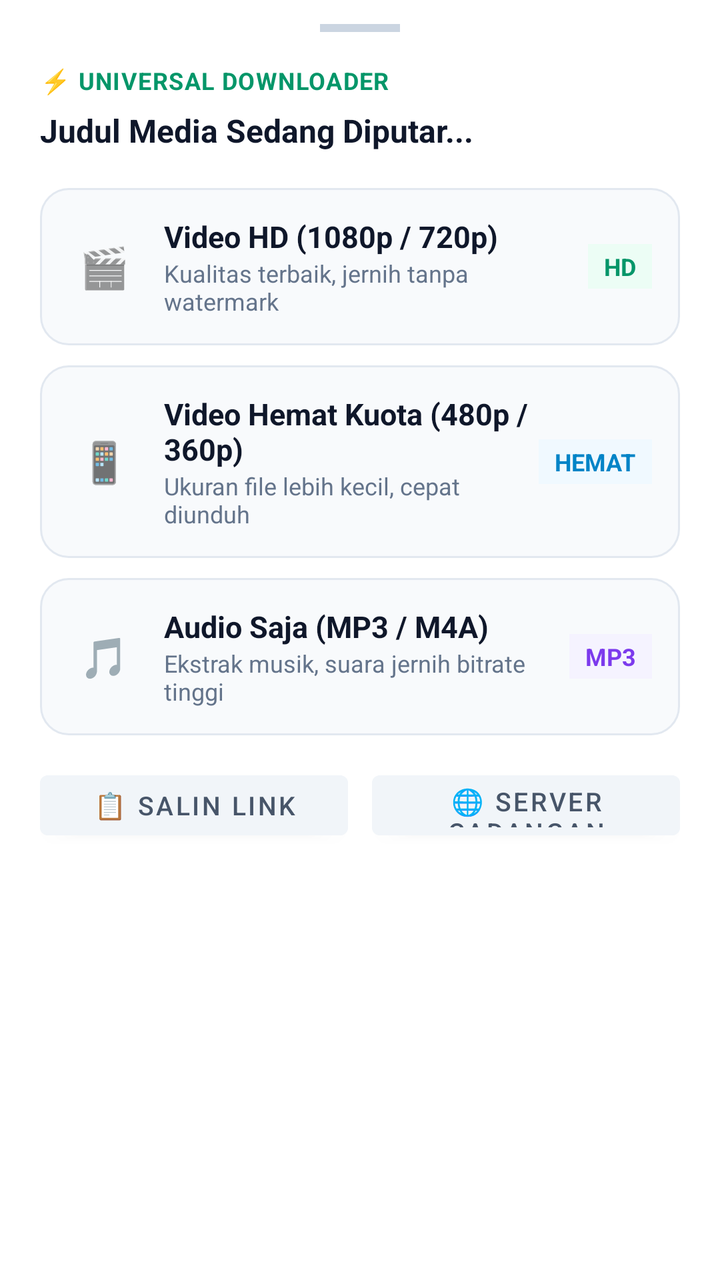
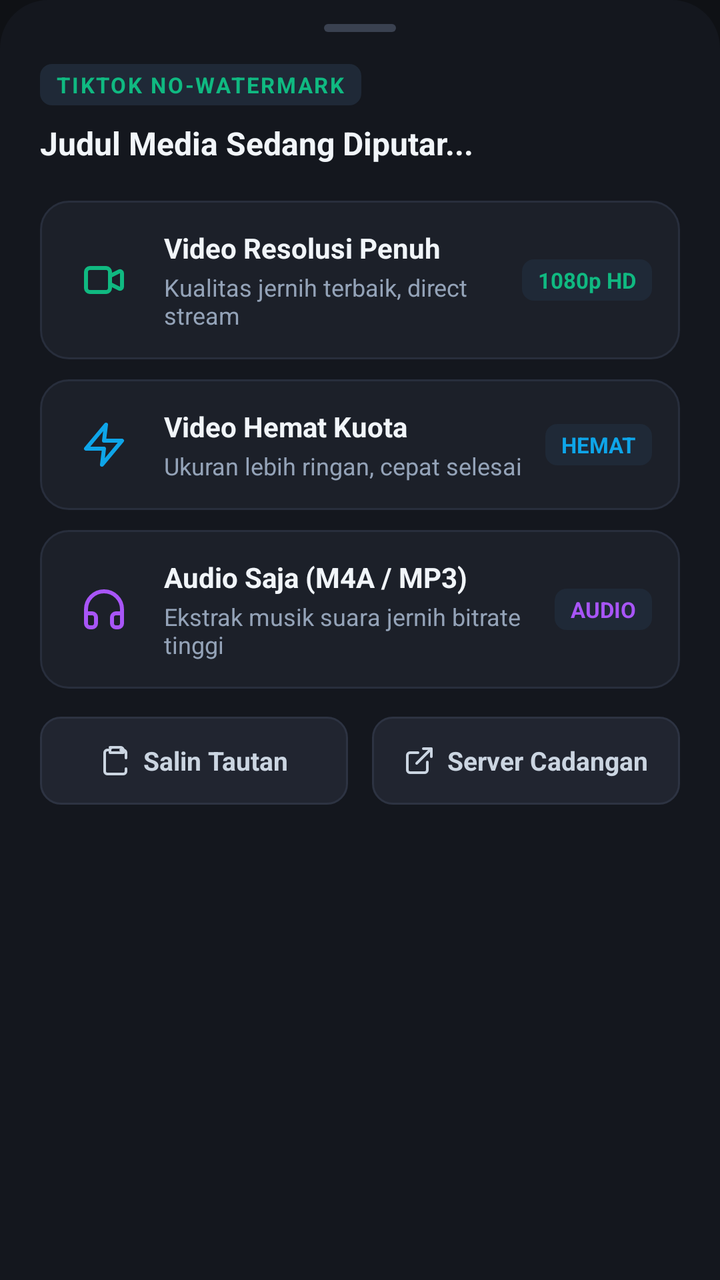

Screens rendered from an Android XML layout before and after an edit, with the pre-edit source and the edit as a unified diff.
<!-- AndroidManifest.xml: application theme Theme.MungilBrowser -->
<!-- res/layout/bottom_sheet_download.xml -->
<?xml version="1.0" encoding="utf-8"?>
<LinearLayout xmlns:android="http://schemas.android.com/apk/res/android"
    android:layout_width="match_parent"
    android:layout_height="wrap_content"
    android:orientation="vertical"
    android:background="@android:color/white"
    android:paddingStart="20dp"
    android:paddingTop="12dp"
    android:paddingEnd="20dp"
    android:paddingBottom="28dp">

    
    <View
        android:layout_width="40dp"
        android:layout_height="4dp"
        android:layout_gravity="center_horizontal"
        android:layout_marginBottom="16dp"
        android:background="#CBD5E1" />

    
    <LinearLayout
        android:layout_width="match_parent"
        android:layout_height="wrap_content"
        android:orientation="horizontal"
        android:gravity="center_vertical"
        android:layout_marginBottom="6dp">

        <TextView
            android:id="@+id/tvPlatformBadge"
            android:layout_width="wrap_content"
            android:layout_height="wrap_content"
            android:text="⚡ UNIVERSAL DOWNLOADER"
            android:textColor="#059669"
            android:textSize="12sp"
            android:textStyle="bold"
            android:letterSpacing="0.04" />
    </LinearLayout>

    
    <TextView
        android:id="@+id/tvMediaTitle"
        android:layout_width="match_parent"
        android:layout_height="wrap_content"
        android:text="Judul Media Sedang Diputar..."
        android:textColor="#0F172A"
        android:textSize="16sp"
        android:textStyle="bold"
        android:maxLines="2"
        android:ellipsize="end"
        android:layout_marginBottom="18dp" />

    
    <LinearLayout
        android:id="@+id/optVideoHd"
        android:layout_width="match_parent"
        android:layout_height="wrap_content"
        android:orientation="horizontal"
        android:gravity="center_vertical"
        android:background="@drawable/bg_download_item"
        android:clickable="true"
        android:focusable="true"
        android:padding="14dp"
        android:layout_marginBottom="10dp">

        <TextView
            android:layout_width="36dp"
            android:layout_height="36dp"
            android:gravity="center"
            android:text="🎬"
            android:textSize="20sp" />

        <LinearLayout
            android:layout_width="0dp"
            android:layout_height="wrap_content"
            android:layout_weight="1"
            android:orientation="vertical"
            android:layout_marginStart="12dp">

            <TextView
                android:layout_width="wrap_content"
                android:layout_height="wrap_content"
                android:text="Video HD (1080p / 720p)"
                android:textColor="#0F172A"
                android:textSize="15sp"
                android:textStyle="bold" />

            <TextView
                android:layout_width="wrap_content"
                android:layout_height="wrap_content"
                android:text="Kualitas terbaik, jernih tanpa watermark"
                android:textColor="#64748B"
                android:textSize="12sp" />
        </LinearLayout>

        <TextView
            android:layout_width="wrap_content"
            android:layout_height="wrap_content"
            android:text="HD"
            android:textColor="#059669"
            android:textSize="12sp"
            android:textStyle="bold"
            android:background="#ECFDF5"
            android:paddingStart="8dp"
            android:paddingTop="3dp"
            android:paddingEnd="8dp"
            android:paddingBottom="3dp" />
    </LinearLayout>

    
    <LinearLayout
        android:id="@+id/optVideoSaver"
        android:layout_width="match_parent"
        android:layout_height="wrap_content"
        android:orientation="horizontal"
        android:gravity="center_vertical"
        android:background="@drawable/bg_download_item"
        android:clickable="true"
        android:focusable="true"
        android:padding="14dp"
        android:layout_marginBottom="10dp">

        <TextView
            android:layout_width="36dp"
            android:layout_height="36dp"
            android:gravity="center"
            android:text="📱"
            android:textSize="20sp" />

        <LinearLayout
            android:layout_width="0dp"
            android:layout_height="wrap_content"
            android:layout_weight="1"
            android:orientation="vertical"
            android:layout_marginStart="12dp">

            <TextView
                android:layout_width="wrap_content"
                android:layout_height="wrap_content"
                android:text="Video Hemat Kuota (480p / 360p)"
                android:textColor="#0F172A"
                android:textSize="15sp"
                android:textStyle="bold" />

            <TextView
                android:layout_width="wrap_content"
                android:layout_height="wrap_content"
                android:text="Ukuran file lebih kecil, cepat diunduh"
                android:textColor="#64748B"
                android:textSize="12sp" />
        </LinearLayout>

        <TextView
            android:layout_width="wrap_content"
            android:layout_height="wrap_content"
            android:text="HEMAT"
            android:textColor="#0284C7"
            android:textSize="12sp"
            android:textStyle="bold"
            android:background="#F0F9FF"
            android:paddingStart="8dp"
            android:paddingTop="3dp"
            android:paddingEnd="8dp"
            android:paddingBottom="3dp" />
    </LinearLayout>

    
    <LinearLayout
        android:id="@+id/optAudio"
        android:layout_width="match_parent"
        android:layout_height="wrap_content"
        android:orientation="horizontal"
        android:gravity="center_vertical"
        android:background="@drawable/bg_download_item"
        android:clickable="true"
        android:focusable="true"
        android:padding="14dp"
        android:layout_marginBottom="10dp">

        <TextView
            android:layout_width="36dp"
            android:layout_height="36dp"
            android:gravity="center"
            android:text="🎵"
            android:textSize="20sp" />

        <LinearLayout
            android:layout_width="0dp"
            android:layout_height="wrap_content"
            android:layout_weight="1"
            android:orientation="vertical"
            android:layout_marginStart="12dp">

            <TextView
                android:layout_width="wrap_content"
                android:layout_height="wrap_content"
                android:text="Audio Saja (MP3 / M4A)"
                android:textColor="#0F172A"
                android:textSize="15sp"
                android:textStyle="bold" />

            <TextView
                android:layout_width="wrap_content"
                android:layout_height="wrap_content"
                android:text="Ekstrak musik, suara jernih bitrate tinggi"
                android:textColor="#64748B"
                android:textSize="12sp" />
        </LinearLayout>

        <TextView
            android:layout_width="wrap_content"
            android:layout_height="wrap_content"
            android:text="MP3"
            android:textColor="#7C3AED"
            android:textSize="12sp"
            android:textStyle="bold"
            android:background="#F5F3FF"
            android:paddingStart="8dp"
            android:paddingTop="3dp"
            android:paddingEnd="8dp"
            android:paddingBottom="3dp" />
    </LinearLayout>

    
    <LinearLayout
        android:layout_width="match_parent"
        android:layout_height="wrap_content"
        android:orientation="horizontal"
        android:gravity="center"
        android:layout_marginTop="4dp">

        <Button
            android:id="@+id/btnCopyLink"
            android:layout_width="0dp"
            android:layout_height="42dp"
            android:layout_weight="1"
            android:text="📋 Salin Link"
            android:textSize="13sp"
            android:textColor="#475569"
            android:backgroundTint="#F1F5F9"
            android:layout_marginEnd="6dp" />

        <Button
            android:id="@+id/btnAltServer"
            android:layout_width="0dp"
            android:layout_height="42dp"
            android:layout_weight="1"
            android:text="🌐 Server Cadangan"
            android:textSize="13sp"
            android:textColor="#475569"
            android:backgroundTint="#F1F5F9"
            android:layout_marginStart="6dp" />
    </LinearLayout>

</LinearLayout>
<!-- resources referenced by this layout -->
<resources>
  <!-- drawable bg_download_item (drawable) -->
  <?xml version="1.0" encoding="utf-8"?>
  <ripple xmlns:android="http://schemas.android.com/apk/res/android"
      android:color="#20000000">
      <item>
          <shape android:shape="rectangle">
              <solid android:color="#F8FAFC" />
              <stroke android:width="1dp" android:color="#E2E8F0" />
              <corners android:radius="14dp" />
          </shape>
      </item>
  </ripple>
  <style name="Theme.MungilBrowser" parent="Theme.MaterialComponents.DayNight.NoActionBar">
          <item name="colorPrimary">#10b981</item>
          <item name="colorPrimaryVariant">#059669</item>
          <item name="colorOnPrimary">#000000</item>
          <item name="android:statusBarColor">#1e1e1e</item>
          <item name="android:navigationBarColor">#121212</item>
      </style>
</resources>

<!-- the commit's change to res/layout/bottom_sheet_download.xml (unified diff, before → after) -->
@@ -1,39 +1,41 @@
 <?xml version="1.0" encoding="utf-8"?>
 <LinearLayout xmlns:android="http://schemas.android.com/apk/res/android"
+    xmlns:app="http://schemas.android.com/apk/res-auto"
     android:layout_width="match_parent"
     android:layout_height="wrap_content"
     android:orientation="vertical"
-    android:background="@android:color/white"
+    android:background="@drawable/bg_bottom_sheet_modern"
     android:paddingStart="20dp"
     android:paddingTop="12dp"
     android:paddingEnd="20dp"
-    android:paddingBottom="28dp">
+    android:paddingBottom="24dp">
 
     
     <View
-        android:layout_width="40dp"
+        android:layout_width="36dp"
         android:layout_height="4dp"
         android:layout_gravity="center_horizontal"
-        android:layout_marginBottom="16dp"
-        android:background="#CBD5E1" />
-
-    
-    <LinearLayout
-        android:layout_width="match_parent"
-        android:layout_height="wrap_content"
-        android:orientation="horizontal"
-        android:gravity="center_vertical"
-        android:layout_marginBottom="6dp">
+        android:background="@drawable/bg_drag_handle"
+        android:layout_marginBottom="16dp" />
+
+    
+    <LinearLayout
+        android:layout_width="match_parent"
+        android:layout_height="wrap_content"
+        android:orientation="horizontal"
+        android:gravity="center_vertical"
+        android:layout_marginBottom="8dp">
 
         <TextView
             android:id="@+id/tvPlatformBadge"
             android:layout_width="wrap_content"
             android:layout_height="wrap_content"
-            android:text="⚡ UNIVERSAL DOWNLOADER"
-            android:textColor="#059669"
-            android:textSize="12sp"
-            android:textStyle="bold"
-            android:letterSpacing="0.04" />
+            android:text="TIKTOK NO-WATERMARK"
+            android:textColor="#10B981"
+            android:textSize="11sp"
+            android:textStyle="bold"
+            android:letterSpacing="0.08"
+            android:background="@drawable/bg_badge_pill" />
     </LinearLayout>
 
     
@@ -42,7 +44,7 @@
         android:layout_width="match_parent"
         android:layout_height="wrap_content"
         android:text="Judul Media Sedang Diputar..."
-        android:textColor="#0F172A"
+        android:textColor="#F1F5F9"
         android:textSize="16sp"
         android:textStyle="bold"
         android:maxLines="2"
@@ -56,18 +58,18 @@
         android:layout_height="wrap_content"
         android:orientation="horizontal"
         android:gravity="center_vertical"
-        android:background="@drawable/bg_download_item"
+        android:background="@drawable/bg_download_card_modern"
         android:clickable="true"
         android:focusable="true"
         android:padding="14dp"
         android:layout_marginBottom="10dp">
 
-        <TextView
+        <ImageView
             android:layout_width="36dp"
             android:layout_height="36dp"
-            android:gravity="center"
-            android:text="🎬"
-            android:textSize="20sp" />
+            android:src="@drawable/ic_video_hd"
+            android:contentDescription="HD Video"
+            android:padding="6dp" />
 
         <LinearLayout
             android:layout_width="0dp"
@@ -79,31 +81,28 @@
             <TextView
                 android:layout_width="wrap_content"
                 android:layout_height="wrap_content"
-                android:text="Video HD (1080p / 720p)"
-                android:textColor="#0F172A"
-                android:textSize="15sp"
-                android:textStyle="bold" />
-
-            <TextView
-                android:layout_width="wrap_content"
-                android:layout_height="wrap_content"
-                android:text="Kualitas terbaik, jernih tanpa watermark"
-                android:textColor="#64748B"
-                android:textSize="12sp" />
-        </LinearLayout>
-
-        <TextView
-            android:layout_width="wrap_content"
-            android:layout_height="wrap_content"
-            android:text="HD"
-            android:textColor="#059669"
-            android:textSize="12sp"
-            android:textStyle="bold"
-            android:background="#ECFDF5"
-            android:paddingStart="8dp"
-            android:paddingTop="3dp"
-            android:paddingEnd="8dp"
-            android:paddingBottom="3dp" />
+                android:text="Video Resolusi Penuh"
+                android:textColor="#F1F5F9"
+                android:textSize="14sp"
+                android:textStyle="bold" />
+
+            <TextView
+                android:layout_width="wrap_content"
+                android:layout_height="wrap_content"
+                android:text="Kualitas jernih terbaik, direct stream"
+                android:textColor="#94A3B8"
+                android:textSize="12sp"
+                android:layout_marginTop="2dp" />
+        </LinearLayout>
+
+        <TextView
+            android:layout_width="wrap_content"
+            android:layout_height="wrap_content"
+            android:text="1080p HD"
+            android:textColor="#10B981"
+            android:textSize="11sp"
+            android:textStyle="bold"
+            android:background="@drawable/bg_badge_pill" />
     </LinearLayout>
 
     
@@ -113,18 +112,18 @@
         android:layout_height="wrap_content"
         android:orientation="horizontal"
         android:gravity="center_vertical"
-        android:background="@drawable/bg_download_item"
+        android:background="@drawable/bg_download_card_modern"
         android:clickable="true"
         android:focusable="true"
         android:padding="14dp"
         android:layout_marginBottom="10dp">
 
-        <TextView
+        <ImageView
             android:layout_width="36dp"
             android:layout_height="36dp"
-            android:gravity="center"
-            android:text="📱"
-            android:textSize="20sp" />
+            android:src="@drawable/ic_video_fast"
+            android:contentDescription="Saver Video"
+            android:padding="6dp" />
 
         <LinearLayout
             android:layout_width="0dp"
@@ -136,31 +135,28 @@
             <TextView
                 android:layout_width="wrap_content"
                 android:layout_height="wrap_content"
-                android:text="Video Hemat Kuota (480p / 360p)"
-                android:textColor="#0F172A"
-                android:textSize="15sp"
-                android:textStyle="bold" />
-
-            <TextView
-                android:layout_width="wrap_content"
-                android:layout_height="wrap_content"
-                android:text="Ukuran file lebih kecil, cepat diunduh"
-                android:textColor="#64748B"
-                android:textSize="12sp" />
+                android:text="Video Hemat Kuota"
+                android:textColor="#F1F5F9"
+                android:textSize="14sp"
+                android:textStyle="bold" />
+
+            <TextView
+                android:layout_width="wrap_content"
+                android:layout_height="wrap_content"
+                android:text="Ukuran lebih ringan, cepat selesai"
+                android:textColor="#94A3B8"
+                android:textSize="12sp"
+                android:layout_marginTop="2dp" />
         </LinearLayout>
 
         <TextView
             android:layout_width="wrap_content"
             android:layout_height="wrap_content"
             android:text="HEMAT"
-            android:textColor="#0284C7"
-            android:textSize="12sp"
-            android:textStyle="bold"
-            android:background="#F0F9FF"
-            android:paddingStart="8dp"
-            android:paddingTop="3dp"
-            android:paddingEnd="8dp"
-            android:paddingBottom="3dp" />
+            android:textColor="#0EA5E9"
+            android:textSize="11sp"
+            android:textStyle="bold"
+            android:background="@drawable/bg_badge_pill" />
     </LinearLayout>
 
     
@@ -170,18 +166,18 @@
         android:layout_height="wrap_content"
         android:orientation="horizontal"
         android:gravity="center_vertical"
-        android:background="@drawable/bg_download_item"
+        android:background="@drawable/bg_download_card_modern"
         android:clickable="true"
         android:focusable="true"
         android:padding="14dp"
-        android:layout_marginBottom="10dp">
-
-        <TextView
+        android:layout_marginBottom="14dp">
+
+        <ImageView
             android:layout_width="36dp"
             android:layout_height="36dp"
-            android:gravity="center"
-            android:text="🎵"
-            android:textSize="20sp" />
+            android:src="@drawable/ic_audio_track"
+            android:contentDescription="Audio Saja"
+            android:padding="6dp" />
 
         <LinearLayout
             android:layout_width="0dp"
@@ -193,62 +189,92 @@
             <TextView
                 android:layout_width="wrap_content"
                 android:layout_height="wrap_content"
-                android:text="Audio Saja (MP3 / M4A)"
-                android:textColor="#0F172A"
-                android:textSize="15sp"
-                android:textStyle="bold" />
-
-            <TextView
-                android:layout_width="wrap_content"
-                android:layout_height="wrap_content"
-                android:text="Ekstrak musik, suara jernih bitrate tinggi"
-                android:textColor="#64748B"
-                android:textSize="12sp" />
-        </LinearLayout>
-
-        <TextView
-            android:layout_width="wrap_content"
-            android:layout_height="wrap_content"
-            android:text="MP3"
-            android:textColor="#7C3AED"
-            android:textSize="12sp"
-            android:textStyle="bold"
-            android:background="#F5F3FF"
-            android:paddingStart="8dp"
-            android:paddingTop="3dp"
-            android:paddingEnd="8dp"
-            android:paddingBottom="3dp" />
-    </LinearLayout>
-
-    
-    <LinearLayout
-        android:layout_width="match_parent"
-        android:layout_height="wrap_content"
-        android:orientation="horizontal"
-        android:gravity="center"
-        android:layout_marginTop="4dp">
-
-        <Button
+                android:text="Audio Saja (M4A / MP3)"
+                android:textColor="#F1F5F9"
+                android:textSize="14sp"
+                android:textStyle="bold" />
+
+            <TextView
+                android:layout_width="wrap_content"
+                android:layout_height="wrap_content"
+                android:text="Ekstrak musik suara jernih bitrate tinggi"
+                android:textColor="#94A3B8"
+                android:textSize="12sp"
+                android:layout_marginTop="2dp" />
+        </LinearLayout>
+
+        <TextView
+            android:layout_width="wrap_content"
+            android:layout_height="wrap_content"
+            android:text="AUDIO"
+            android:textColor="#A855F7"
+            android:textSize="11sp"
+            android:textStyle="bold"
+            android:background="@drawable/bg_badge_pill" />
+    </LinearLayout>
+
+    
+    <LinearLayout
+        android:layout_width="match_parent"
+        android:layout_height="wrap_content"
+        android:orientation="horizontal"
+        android:gravity="center">
+
+        <LinearLayout
             android:id="@+id/btnCopyLink"
             android:layout_width="0dp"
-            android:layout_height="42dp"
-            android:layout_weight="1"
-            android:text="📋 Salin Link"
-            android:textSize="13sp"
-            android:textColor="#475569"
-            android:backgroundTint="#F1F5F9"
-            android:layout_marginEnd="6dp" />
-
-        <Button
+            android:layout_height="44dp"
+            android:layout_weight="1"
+            android:orientation="horizontal"
+            android:gravity="center"
+            android:background="@drawable/bg_btn_action_pill"
+            android:clickable="true"
+            android:focusable="true"
+            android:layout_marginEnd="6dp">
+
+            <ImageView
+                android:layout_width="16dp"
+                android:layout_height="16dp"
+                android:src="@drawable/ic_copy_link"
+                android:contentDescription="Salin Tautan"
+                android:layout_marginEnd="6dp" />
+
+            <TextView
+                android:layout_width="wrap_content"
+                android:layout_height="wrap_content"
+                android:text="Salin Tautan"
+                android:textColor="#CBD5E1"
+                android:textSize="13sp"
+                android:textStyle="bold" />
+        </LinearLayout>
+
+        <LinearLayout
             android:id="@+id/btnAltServer"
             android:layout_width="0dp"
-            android:layout_height="42dp"
-            android:layout_weight="1"
-            android:text="🌐 Server Cadangan"
-            android:textSize="13sp"
-            android:textColor="#475569"
-            android:backgroundTint="#F1F5F9"
-            android:layout_marginStart="6dp" />
+            android:layout_height="44dp"
+            android:layout_weight="1"
+            android:orientation="horizontal"
+            android:gravity="center"
+            android:background="@drawable/bg_btn_action_pill"
+            android:clickable="true"
+            android:focusable="true"
+            android:layout_marginStart="6dp">
+
+            <ImageView
+                android:layout_width="16dp"
+                android:layout_height="16dp"
+                android:src="@drawable/ic_external_cloud"
+                android:contentDescription="Server Cadangan"
+                android:layout_marginEnd="6dp" />
+
+            <TextView
+                android:layout_width="wrap_content"
+                android:layout_height="wrap_content"
+                android:text="Server Cadangan"
+                android:textColor="#CBD5E1"
+                android:textSize="13sp"
+                android:textStyle="bold" />
+        </LinearLayout>
     </LinearLayout>
 
 </LinearLayout>
<!-- resource entries referenced after the edit -->
@@ -1,23 +1,133 @@
 <!-- resources referenced by this layout -->
 <resources>
-  <!-- drawable bg_download_item (drawable) -->
-  <?xml version="1.0" encoding="utf-8"?>
+  <!-- drawable bg_badge_pill (drawable) -->
+  <shape xmlns:android="http://schemas.android.com/apk/res/android"
+      android:shape="rectangle">
+      <corners android:radius="6dp" />
+      <solid android:color="#1F2937" />
+      <padding
+          android:left="8dp"
+          android:top="3dp"
+          android:right="8dp"
+          android:bottom="3dp" />
+  </shape>
+  <!-- drawable bg_bottom_sheet_modern (drawable) -->
+  <shape xmlns:android="http://schemas.android.com/apk/res/android"
+      android:shape="rectangle">
+      <corners
+          android:topLeftRadius="24dp"
+          android:topRightRadius="24dp" />
+      <solid android:color="#14171E" />
+  </shape>
+  <!-- drawable bg_btn_action_pill (drawable) -->
   <ripple xmlns:android="http://schemas.android.com/apk/res/android"
-      android:color="#20000000">
+      android:color="#475569">
       <item>
           <shape android:shape="rectangle">
-              <solid android:color="#F8FAFC" />
-              <stroke android:width="1dp" android:color="#E2E8F0" />
-              <corners android:radius="14dp" />
+              <corners android:radius="10dp" />
+              <solid android:color="#212530" />
+              <stroke android:width="1dp" android:color="#2D3342" />
           </shape>
       </item>
   </ripple>
+  <!-- drawable bg_download_card_modern (drawable) -->
+  <ripple xmlns:android="http://schemas.android.com/apk/res/android"
+      android:color="#334155">
+      <item>
+          <shape android:shape="rectangle">
+              <corners android:radius="14dp" />
+              <solid android:color="#1C2029" />
+              <stroke android:width="1dp" android:color="#282E3C" />
+          </shape>
+      </item>
+  </ripple>
+  <!-- drawable bg_drag_handle (drawable) -->
+  <shape xmlns:android="http://schemas.android.com/apk/res/android"
+      android:shape="rectangle">
+      <corners android:radius="2dp" />
+      <solid android:color="#3A4150" />
+  </shape>
+  <!-- drawable ic_audio_track (drawable) -->
+  <vector xmlns:android="http://schemas.android.com/apk/res/android"
+      android:width="24dp"
+      android:height="24dp"
+      android:viewportWidth="24"
+      android:viewportHeight="24">
+      <path
+          android:strokeColor="#A855F7"
+          android:strokeWidth="2"
+          android:strokeLineCap="round"
+          android:strokeLineJoin="round"
+          android:pathData="M3,18v-6a9,9 0 0,1 18,0v6 M21,19a2,2 0 0,1 -2,2h-1a2,2 0 0,1 -2,-2v-3a2,2 0 0,1 2,-2h3v5z M3,19a2,2 0 0,0 2,2h1a2,2 0 0,0 2,-2v-3a2,2 0 0,0 -2,-2H3v5z" />
+  </vector>
+  <!-- drawable ic_copy_link (drawable) -->
+  <vector xmlns:android="http://schemas.android.com/apk/res/android"
+      android:width="18dp"
+      android:height="18dp"
+      android:viewportWidth="24"
+      android:viewportHeight="24">
+      <path
+          android:strokeColor="#CBD5E1"
+          android:strokeWidth="2"
+          android:strokeLineCap="round"
+          android:strokeLineJoin="round"
+          android:pathData="M8,4H6a2,2 0 0,0 -2,2v14a2,2 0 0,0 2,2h12a2,2 0 0,0 2,-2v-2 M16,4h2a2,2 0 0,1 2,2v4 M8,2h8a2,2 0 0,1 2,2v2H8V4a2,2 0 0,1 2,-2z" />
+  </vector>
+  <!-- drawable ic_external_cloud (drawable) -->
+  <vector xmlns:android="http://schemas.android.com/apk/res/android"
+      android:width="18dp"
+      android:height="18dp"
+      android:viewportWidth="24"
+      android:viewportHeight="24">
+      <path
+          android:strokeColor="#CBD5E1"
+          android:strokeWidth="2"
+          android:strokeLineCap="round"
+          android:strokeLineJoin="round"
+          android:pathData="M18,13v6a2,2 0 0,1 -2,2H5a2,2 0 0,1 -2,-2V8a2,2 0 0,1 2,-2h6 M15,3h6v6 M10,14L21,3" />
+  </vector>
+  <!-- drawable ic_video_fast (drawable) -->
+  <vector xmlns:android="http://schemas.android.com/apk/res/android"
+      android:width="24dp"
+      android:height="24dp"
+      android:viewportWidth="24"
+      android:viewportHeight="24">
+      <path
+          android:strokeColor="#0EA5E9"
+          android:strokeWidth="2"
+          android:strokeLineCap="round"
+          android:strokeLineJoin="round"
+          android:pathData="M13,2L3,14h9l-1,8 10,-12h-9l1,-8z" />
+  </vector>
+  <!-- drawable ic_video_hd (drawable) -->
+  <vector xmlns:android="http://schemas.android.com/apk/res/android"
+      android:width="24dp"
+      android:height="24dp"
+      android:viewportWidth="24"
+      android:viewportHeight="24">
+      <path
+          android:strokeColor="#10B981"
+          android:strokeWidth="2"
+          android:strokeLineCap="round"
+          android:strokeLineJoin="round"
+          android:pathData="M15,10l4.55,-2.28A1,1 0 0,1 21,8.62v6.76a1,1 0 0,1 -1.45,0.9L15,14 M3,8a2,2 0 0,1 2,-2h8a2,2 0 0,1 2,2v8a2,2 0 0,1 -2,2H5a2,2 0 0,1 -2,-2V8z" />
+  </vector>
   <style name="Theme.MungilBrowser" parent="Theme.MaterialComponents.DayNight.NoActionBar">
-          <item name="colorPrimary">#10b981</item>
+          <item name="colorPrimary">#10B981</item>
           <item name="colorPrimaryVariant">#059669</item>
-          <item name="colorOnPrimary">#000000</item>
-          <item name="android:statusBarColor">#1e1e1e</item>
-          <item name="android:navigationBarColor">#121212</item>
+          <item name="colorOnPrimary">#0F1115</item>
+          <item name="android:statusBarColor">#0F1115</item>
+          <item name="android:navigationBarColor">#0F1115</item>
+          <item name="android:windowBackground">#0F1115</item>
+          <item name="bottomSheetDialogTheme">@style/CustomBottomSheetDialogTheme</item>
+      </style>
+  <style name="CustomBottomSheetDialogTheme" parent="Theme.Design.Light.BottomSheetDialog">
+          <item name="bottomSheetStyle">@style/CustomBottomSheetStyle</item>
+          <item name="android:windowIsFloating">false</item>
+          <item name="android:navigationBarColor">#14171E</item>
+      </style>
+  <style name="CustomBottomSheetStyle" parent="Widget.Design.BottomSheet.Modal">
+          <item name="android:background">@android:color/transparent</item>
       </style>
 </resources>
 
